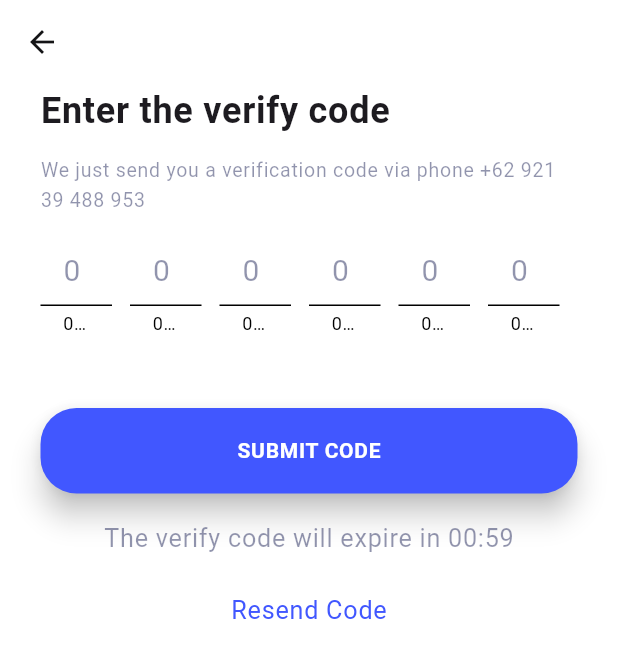
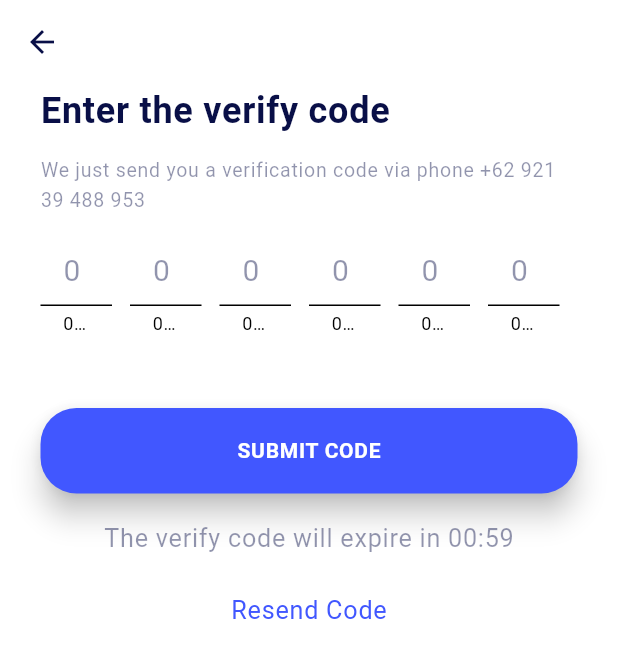
Before and after one commit to MuhammadAliffandy/Apotech-Slicing-UI, a Flutter app: the OTPView screen opened by its route, on a phone screen of 412 x 824 dp. Shown: the top 658 px of the screen. Run offline on Flutter 3.47's test engine with Material 3 defaults, Android fonts, the light colour scheme and no system bars; our stand-ins replace carousel_slider, dots_indicator; Roboto replaces fonts that are missing (Plus Jakarta Sans).

Commit message:
updated more program

```diff
--- a/lib/view/home/home_view.dart
+++ b/lib/view/home/home_view.dart
@@ -72,7 +72,7 @@ class HomeView extends StatelessWidget {
                   backgroundColor: Colors.white,
                   textColor: AppColors.base,
                   textSize: 12,
-                  borderColor: AppColors.baseLv5,
+                  borderColor: AppColors.baseLv6,
                 ),
                 const SizedBox(height: AppSizes.height),
                 const AppButton(
@@ -81,7 +81,7 @@ class HomeView extends StatelessWidget {
                   backgroundColor: Colors.white,
                   textColor: AppColors.base,
                   textSize: 12,
-                  borderColor: AppColors.baseLv5,
+                  borderColor: AppColors.baseLv6,
                 ),
                 const SizedBox(height: AppSizes.height),
                 TextButton(
--- a/lib/view/otp/otp_view.dart
+++ b/lib/view/otp/otp_view.dart
@@ -19,7 +19,7 @@ class OTPView extends StatelessWidget {
       appBar: AppBar(
         leading: const Icon(
           Icons.arrow_back,
-          color: AppColors.base,
+          color: AppColors.purple,
         ),
       ),
       body: Padding(
@@ -32,6 +32,7 @@ class OTPView extends StatelessWidget {
               style: AppTextStyle.bold(
                 context,
                 fontSize: AppSizes.height * 2,
+                color: AppColors.purple,
               ),
             ),
             const SizedBox(height: AppSizes.height),
--- a/lib/view/regis/regis_success_view.dart
+++ b/lib/view/regis/regis_success_view.dart
@@ -18,7 +18,7 @@ class RegisSuccessView extends StatelessWidget {
       appBar: AppBar(
         leading: const Icon(
           Icons.arrow_back,
-          color: AppColors.base,
+          color: AppColors.purple,
         ),
       ),
       backgroundColor: AppColors.white,
```
